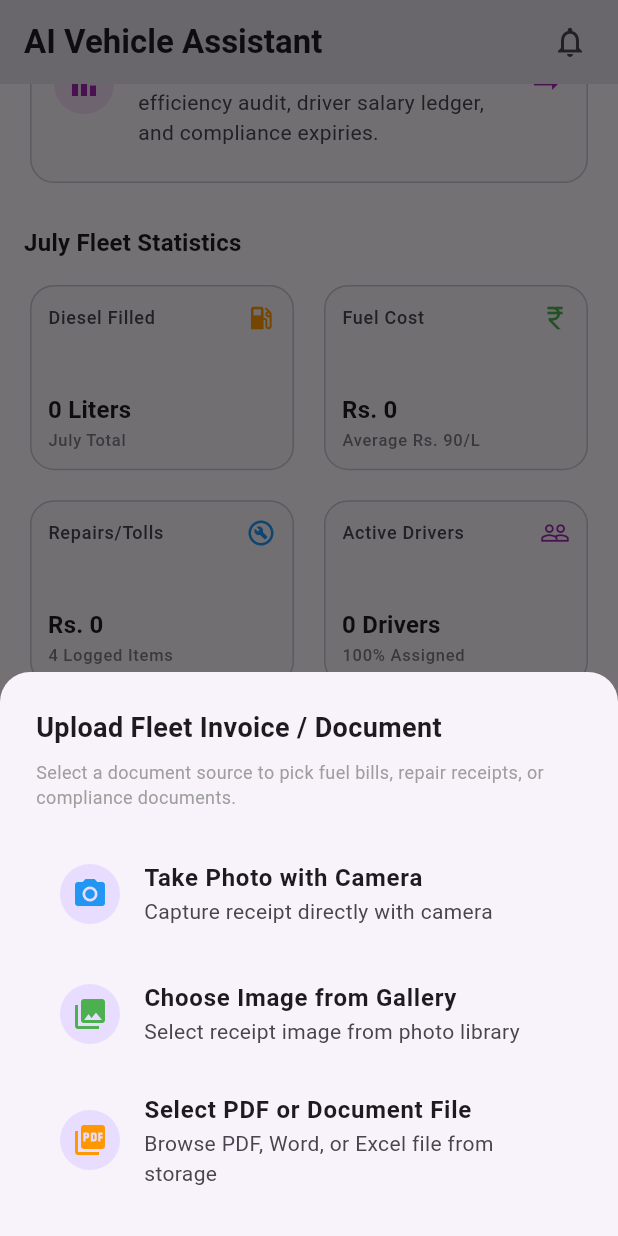
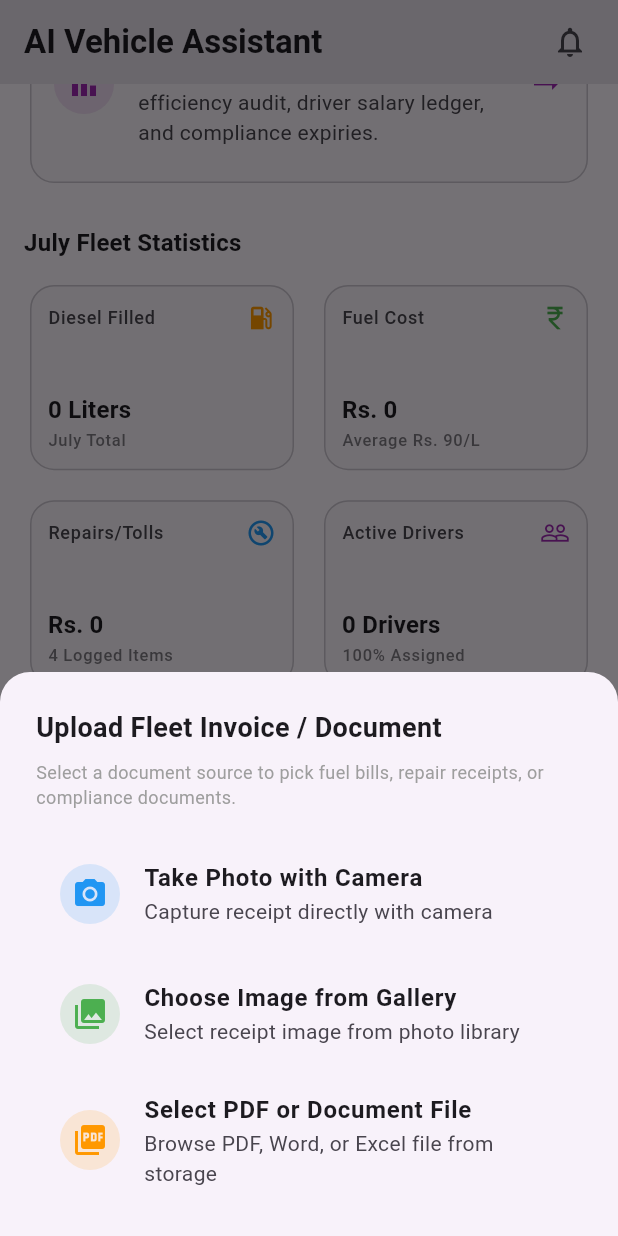
Before and after one commit to jusankar/ai-vehicle-driver-assistant, a Flutter app: the screen it shows after launch, scrolled down 790 dp, after a tap on "Upload Receipt", on a phone screen of 412 x 824 dp. Run offline on Flutter 3.47's test engine with Material 3 defaults, Android fonts, the phone set to English and light mode, and no system bars; our stand-ins replace file_picker, google_generative_ai, image_picker, speech_to_text.

Commit message:
fixed all reported Flutter compilation errors and enhanced the notification engine.

```diff
--- a/flutter_app/lib/viewmodels/fleet_viewmodel.dart
+++ b/flutter_app/lib/viewmodels/fleet_viewmodel.dart
@@ -194,23 +194,19 @@ class FleetViewModel extends ChangeNotifier {
     }
 
     for (final d in _drivers) {
-      if (d.licenseExpiry.isNotEmpty) {
-        try {
-          final licDt = DateTime.parse(d.licenseExpiry);
-          final days = licDt.difference(today).inDays;
+      final days = d.licenseExpiry.difference(today).inDays;
       if (days <= 30) {
         final id = 'notif_lic_${d.id}';
         if (!_dismissedNotificationIds.contains(id)) {
+          final licStr = d.licenseExpiry.toIso8601String().split('T')[0];
           list.add(FleetAppNotification(
             id: id,
             title: days <= 0 ? 'LICENSE EXPIRED: ${d.name}' : 'License Expiry: ${d.name}',
-                message: 'Driver ${d.name} (${d.licenseNumber}) driving license ${days <= 0 ? "EXPIRED on ${d.licenseExpiry}" : "expires in $days days"}.',
+            message: 'Driver ${d.name} (${d.licenseNumber}) driving license ${days <= 0 ? "EXPIRED on $licStr" : "expires in $days days ($licStr)"}.',
             date: '2026-07-17',
             type: days <= 0 ? 'alert' : 'warning',
           ));
         }
-          }
-        } catch (_) {}
       }
       if (d.advance > 10000) {
         final id = 'notif_adv_${d.id}';
--- a/flutter_app/lib/views/home_view.dart
+++ b/flutter_app/lib/views/home_view.dart
@@ -597,9 +597,9 @@ class _HomeDashboardContent extends StatelessWidget {
             ),
             const SizedBox(height: 20),
             ListTile(
-              leading: const CircleAvatar(
-                backgroundColor: Colors.blueContainer,
-                child: Icon(Icons.camera_alt, color: Colors.blue),
+              leading: CircleAvatar(
+                backgroundColor: Colors.blue.withOpacity(0.15),
+                child: const Icon(Icons.camera_alt, color: Colors.blue),
               ),
               title: const Text('Take Photo with Camera', style: TextStyle(fontWeight: FontWeight.bold)),
               subtitle: const Text('Capture receipt directly with camera'),
@@ -614,9 +614,9 @@ class _HomeDashboardContent extends StatelessWidget {
             ),
             const SizedBox(height: 8),
             ListTile(
-              leading: const CircleAvatar(
-                backgroundColor: Colors.greenContainer,
-                child: Icon(Icons.photo_library, color: Colors.green),
+              leading: CircleAvatar(
+                backgroundColor: Colors.green.withOpacity(0.15),
+                child: const Icon(Icons.photo_library, color: Colors.green),
               ),
               title: const Text('Choose Image from Gallery', style: TextStyle(fontWeight: FontWeight.bold)),
               subtitle: const Text('Select receipt image from photo library'),
@@ -631,9 +631,9 @@ class _HomeDashboardContent extends StatelessWidget {
             ),
             const SizedBox(height: 8),
             ListTile(
-              leading: const CircleAvatar(
-                backgroundColor: Colors.orangeContainer,
-                child: Icon(Icons.picture_as_pdf, color: Colors.orange),
+              leading: CircleAvatar(
+                backgroundColor: Colors.orange.withOpacity(0.15),
+                child: const Icon(Icons.picture_as_pdf, color: Colors.orange),
               ),
               title: const Text('Select PDF or Document File', style: TextStyle(fontWeight: FontWeight.bold)),
               subtitle: const Text('Browse PDF, Word, or Excel file from storage'),
```
Also changed, not shown: 1 other file. Lines whose indentation alone changed are shown as unchanged.
